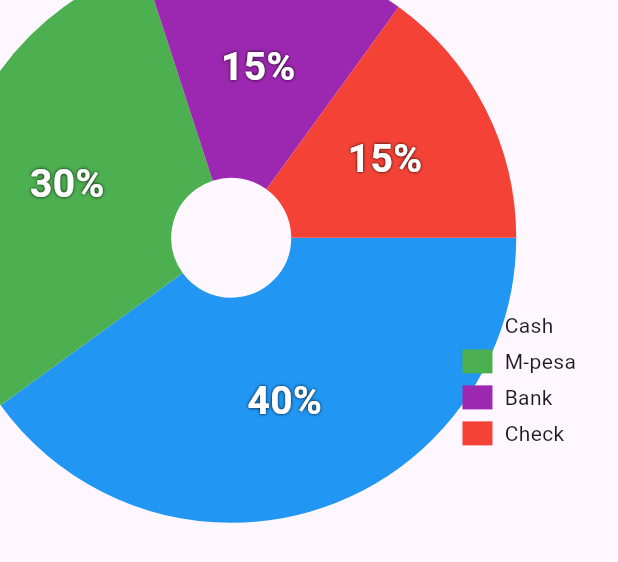
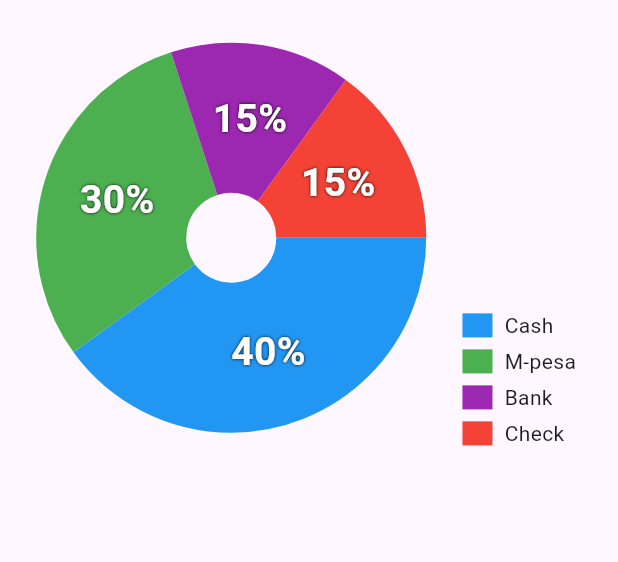
Before and after one commit to TabbyMichael/kuza, a Flutter app: the PieChartSample2 widget shown alone on an empty page, opened directly, on a phone screen of 412 x 824 dp. Shown: the top 562 px of the screen. Run offline on Flutter 3.47's test engine with Material 3 defaults, Android fonts, the light colour scheme and no system bars; drawn by our look-alikes of fl_chart; our stand-ins replace firebase_auth, firebase_core, google_fonts, google_sign_in, image_picker, sqflite; accounts and stored records are empty.

Commit message:
DashBoard IInaduu,nimereduce the size of the piechart sai iko Bie

```diff
--- a/lib/business/Dashboard/pie_chart.dart
+++ b/lib/business/Dashboard/pie_chart.dart
@@ -43,7 +43,7 @@ class PieChart2State extends State<PieChartSample2> {
                     show: false,
                   ),
                   sectionsSpace: 0,
-                  centerSpaceRadius: 40,
+                  centerSpaceRadius: 30,
                   sections: showingSections(),
                 ),
               ),
@@ -99,7 +99,7 @@ class PieChart2State extends State<PieChartSample2> {
     return List.generate(4, (i) {
       final isTouched = i == touchedIndex;
       final fontSize = isTouched ? 25.0 : 26.0;
-      final radius = isTouched ? 150.0 : 150.0;
+      final radius = isTouched ? 150.0 : 100.0;
       const shadows = [Shadow(color: Colors.black, blurRadius: 2)];
       switch (i) {
         case 0:
```
